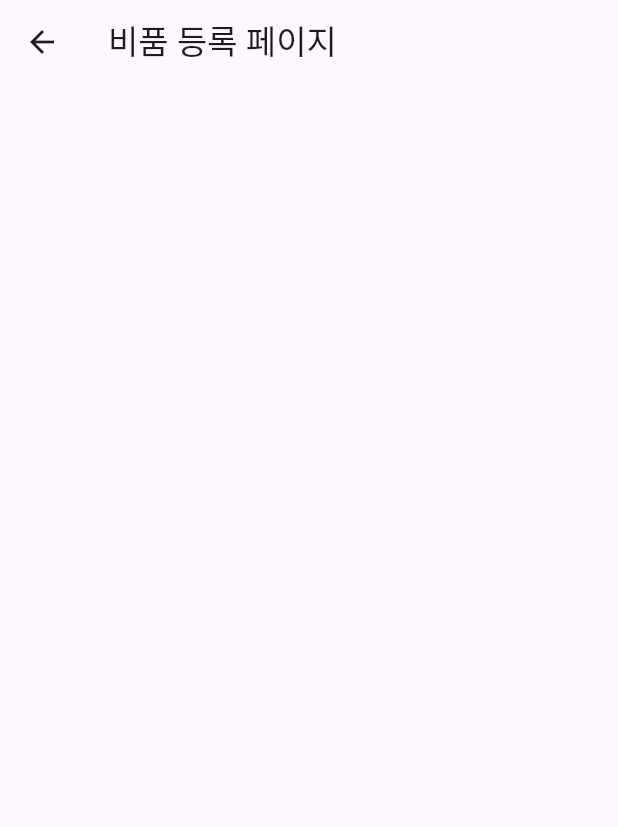
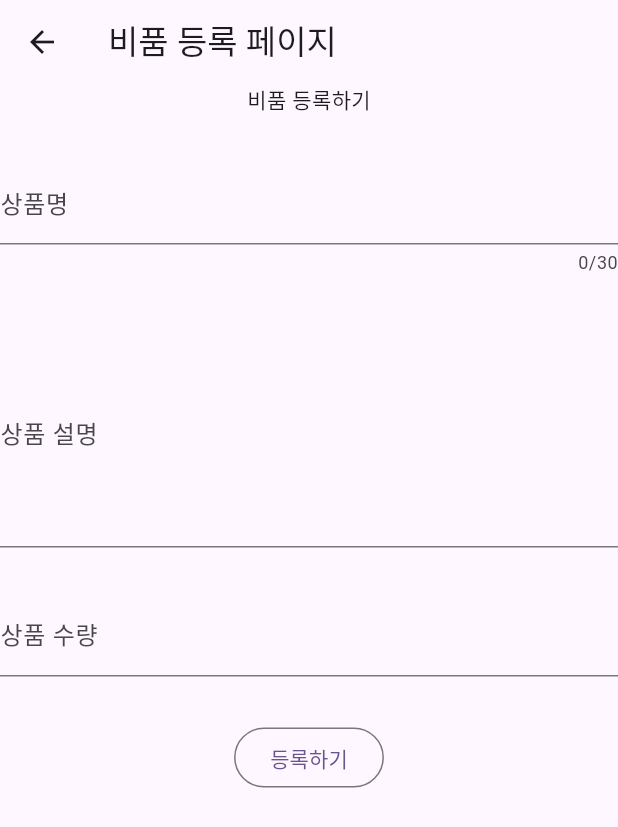
Before and after one commit to PHM-dung2/tj2024b_app, a Flutter app: the Write screen opened directly, on a phone screen of 412 x 824 dp. Shown: the top 827 px of the screen. Run offline on Flutter 3.47's test engine with Material 3 defaults, Android fonts, the phone set to English and light mode, and no system bars; our stand-ins replace dio; network calls fail.

Commit message:
day05 flutter 비품관리 배포 과제 실습 / 테스트

```diff
--- a/lib/example/day04/todo/Update.dart
+++ b/lib/example/day04/todo/Update.dart
@@ -18,7 +18,7 @@ class _UpdateState extends State< Update >{ // 클래스명 앞에 _ 언더바
   @override
   void didChangeDependencies() {
     super.didChangeDependencies();
-    // (1) 이전 위젯으로부터 전닯다은 인수(arguments)를 가져오기\
+    // (1) 이전 위젯으로부터 전달받은 인수(arguments)를 가져오기\
     int id = ModalRoute.of( context )!.settings.arguments as int;
     print( id );
     // (2) 전달받은 인수(id)를 자바에게 보내고 응답객체 받기
--- a/lib/example/day05/Write.dart
+++ b/lib/example/day05/Write.dart
@@ -1,5 +1,8 @@
 
+import 'package:dio/dio.dart';
 import 'package:flutter/material.dart';
+
+String path = "https://alleged-camel-thejoeun-park-c2a346cf.koyeb.app/day04/product";
 
 class Write extends StatefulWidget{
   @override
@@ -9,10 +12,65 @@ class Write extends StatefulWidget{
 }
 
 class _WriteState extends State< Write >{
+  final TextEditingController nameController = TextEditingController();
+  final TextEditingController descriptionController = TextEditingController();
+  final TextEditingController quantityController = TextEditingController();
+
+  Dio dio = Dio();
+  void productSave() async {
+    final sendData = {
+      "name" : nameController.text,
+      "description" : descriptionController.text,
+      "quantity" : quantityController.text,
+    }; // f end
+
+    try{
+      final response = await dio.post( path, data: sendData );
+      final data = response.data;
+      if( data ){
+        Navigator.pushNamed( context, "/" );
+      }
+    }catch( e ){ print( e ); }
+  } // f end
+
   @override
   Widget build(BuildContext context) {
     return Scaffold(
       appBar: AppBar( title: Text("비품 등록 페이지"),),
+      body: Center(
+        child: Column(
+          children: [
+            Text("비품 등록하기"),
+            SizedBox( height: 30,),
+
+            TextField(
+              controller: nameController,
+              decoration: InputDecoration( labelText: "상품명" ),
+              maxLength: 30,
+            ),
+            SizedBox( height: 30,),
+
+            TextField(
+              controller: descriptionController,
+              decoration: InputDecoration( labelText: "상품 설명"),
+              maxLines: 5,
+            ),
+            SizedBox( height: 30,),
+
+            TextField(
+              controller: quantityController,
+              decoration: InputDecoration( labelText: "상품 수량"),
+            ),
+            SizedBox( height: 30,),
+
+            OutlinedButton(
+                onPressed: productSave,
+                child: Text("등록하기")
+            )
+
+          ],
+        ),
+      ),
     );
   }
 }
--- a/lib/example/day05/main.dart
+++ b/lib/example/day05/main.dart
@@ -1,6 +1,8 @@
 
 import 'package:flutter/material.dart';
+import 'package:tj2024b_app/example/day05/Detail.dart';
 import 'package:tj2024b_app/example/day05/Home.dart';
+import 'package:tj2024b_app/example/day05/Update.dart';
 import 'package:tj2024b_app/example/day05/Write.dart';
 
 void main(){
@@ -15,8 +17,8 @@ class MyApp extends StatelessWidget{
       routes: {
         "/" : (context) => Home(),
         "/write" : (context) => Write(),
-        // "/detail" : (context) => Detail(),
-        // "/update" : (context) => Update(),
+        "/detail" : (context) => Detail(),
+        "/update" : (context) => Update(),
       },
     );
   }
```
Also changed, not shown: lib/example/day05/Detail.dart (+58 -0 lines), lib/example/day05/Home.dart (+10 -5 lines), lib/example/day05/Update.dart (added, +100 -0 lines).
